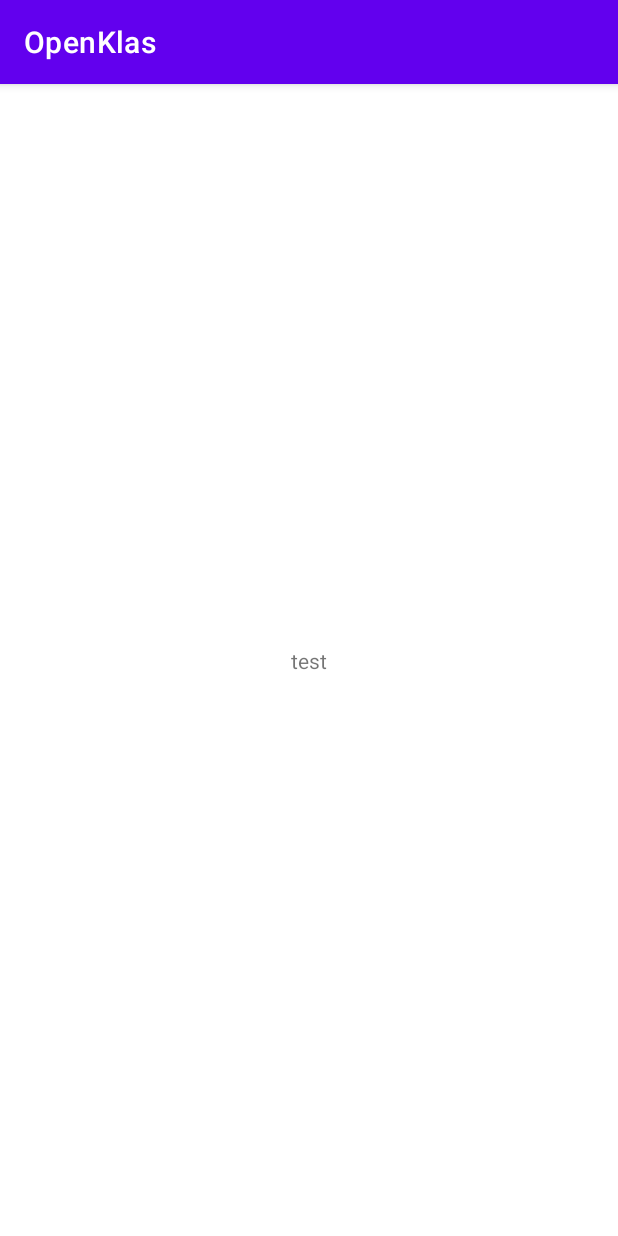
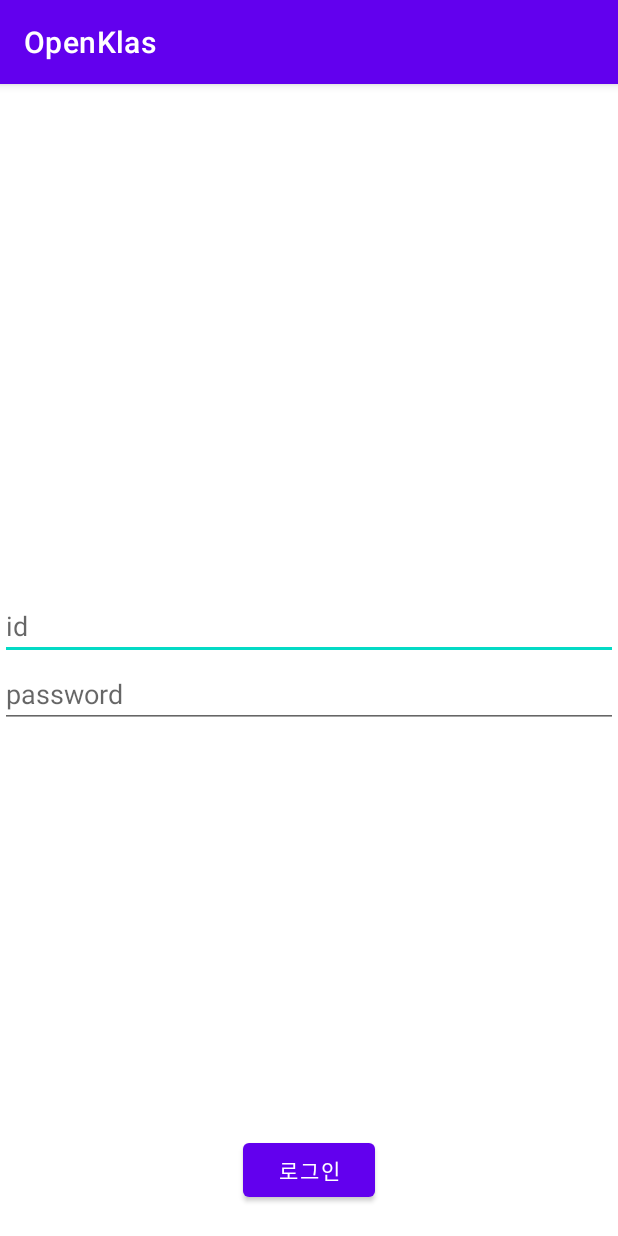
Before and after one commit to onebone/OpenKLAS, an Android app: the screen it shows after launch (LoginActivity), on a phone screen of 412 x 824 dp. Run offline under Robolectric (Android 15) with nearby library versions, the light colour scheme and no system bars; our stand-ins replace Dagger/Hilt's generated code, EventBus, RxJava, data binding; libraries missing offline, so code that uses them is left out: pyxis.uzuki.live; 13 statements that could not run were skipped.

Commit message:
refactor : LoginActivity

```diff
--- a/app/src/main/java/org/openklas/main/LoginActivity.java
+++ b/app/src/main/java/org/openklas/main/LoginActivity.java
@@ -1,6 +1,7 @@
 package org.openklas.main;
 
 import android.os.Bundle;
+import android.view.View;
 
 import androidx.annotation.Nullable;
 
--- a/app/src/main/java/org/openklas/main/LoginViewModel.java
+++ b/app/src/main/java/org/openklas/main/LoginViewModel.java
@@ -1,5 +1,7 @@
 package org.openklas.main;
 
+
+import android.view.View;
 
 import androidx.annotation.NonNull;
 import androidx.lifecycle.LifecycleOwner;
@@ -26,6 +28,7 @@ public class LoginViewModel extends BaseViewModel {
     MainRepository mMainRepository;
 
     public ObservableString mId = new ObservableString();
+    public ObservableString mPw = new ObservableString();
 
     @Inject
     public LoginViewModel(MainApplication application) {
@@ -36,4 +39,8 @@ public class LoginViewModel extends BaseViewModel {
     public void onCreate(@NonNull LifecycleOwner owner) {
 
     }
+
+    public void clickLogin(View view){
+
+    }
 }
--- a/app/src/main/res/layout/login_activity.xml
+++ b/app/src/main/res/layout/login_activity.xml
@@ -12,15 +12,35 @@
         android:layout_width="match_parent"
         android:layout_height="match_parent">
 
-        <TextView
+        <LinearLayout
+            android:layout_width="match_parent"
+            android:layout_height="wrap_content"
+            android:orientation="vertical"
+            android:gravity="center"
+            app:layout_constraintTop_toTopOf="parent"
+            app:layout_constraintBottom_toBottomOf="parent">
+            <EditText
+                android:layout_width="match_parent"
+                android:layout_height="wrap_content"
+                android:text="@={viewModel.mId}"
+                android:hint="id"/>
+            <EditText
+                android:layout_width="match_parent"
+                android:layout_height="wrap_content"
+                android:text="@={viewModel.mPw}"
+                android:hint="password"/>
+        </LinearLayout>
+
+        <Button
             android:layout_width="wrap_content"
             android:layout_height="wrap_content"
-            android:text="test"
-            app:layout_constraintTop_toTopOf="parent"
-            app:layout_constraintBottom_toBottomOf="parent"
             app:layout_constraintStart_toStartOf="parent"
             app:layout_constraintEnd_toEndOf="parent"
-            />
+            app:layout_constraintBottom_toBottomOf="parent"
+            android:text="로그인"
+            android:onClick="@{viewModel.clickLogin}"
+            android:layout_marginBottom="20dp"/>
+
 
     </androidx.constraintlayout.widget.ConstraintLayout>
 </layout>
```
Also changed, not shown: 2 other files.
